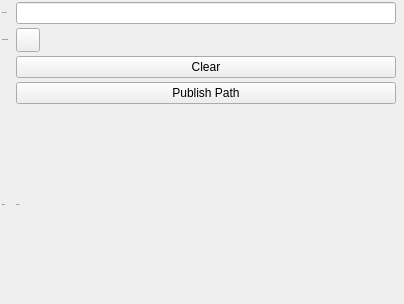
Above: mapviz_plugins/ui/plan_path_config.ui from adyczech/mapviz before the change. Below: the same form after it.
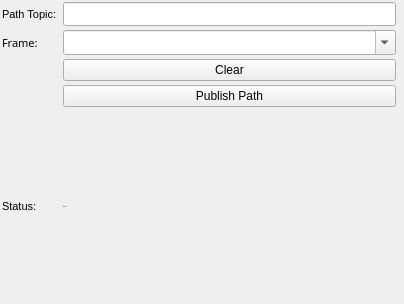
That is the form after the change. Custom widgets are drawn as their Qt base class.

Commit message: added frame option to path plugin and fixes

What changed in the file:
```diff
--- a/mapviz_plugins/ui/plan_path_config.ui
+++ b/mapviz_plugins/ui/plan_path_config.ui
@@ -32,72 +32,94 @@
    <property name="verticalSpacing">
     <number>4</number>
    </property>
-   <item row="3" column="2">
-    <widget class="QLineEdit" name="topic"/>
-   </item>
-   <item row="11" column="2" colspan="2">
-    <widget class="QLabel" name="status">
+
+            <item row="3" column="0">
+                <widget class="QLabel" name="label_4">
      <property name="font">
       <font>
-       <pointsize>-1</pointsize>
-      </font>
-     </property>
-     <property name="styleSheet">
-      <string notr="true"/>
-     </property>
+                            <pointsize>8</pointsize>
+                        </font>
+                    </property>
      <property name="text">
-      <string>No topic</string>
-     </property>
-     <property name="wordWrap">
-      <bool>true</bool>
+                        <string>Path Topic:</string>
+                    </property>
+                </widget>
+            </item>
+            <item row="3" column="1">
+                <widget class="QLineEdit" name="topic">
+                    <property name="font">
+                        <font>
+                            <family>Sans Serif</family>
+                            <pointsize>8</pointsize>
+                        </font>
      </property>
     </widget>
    </item>
-   <item row="6" column="0">
-    <widget class="QLabel" name="label_3">
+
+            <item row="4" column="0">
+                <widget class="QLabel" name="output_frame">
      <property name="font">
       <font>
-       <pointsize>-1</pointsize>
+                            <family>Sans Serif</family>
+                            <pointsize>8</pointsize>
       </font>
      </property>
      <property name="text">
-      <string>Preview Color:</string>
+                        <string>Frame:</string>
      </property>
     </widget>
    </item>
-   
-   <item row="6" column="2">
-    <widget class="mapviz::ColorButton" name="color">
+            <item row="4" column="1">
+                <widget class="QComboBox" name="outputframe">
+                    <property name="sizePolicy">
+                        <sizepolicy hsizetype="Expanding" vsizetype="Fixed">
+                            <horstretch>0</horstretch>
+                            <verstretch>0</verstretch>
+                        </sizepolicy>
+                    </property>
      <property name="maximumSize">
       <size>
-       <width>24</width>
-       <height>24</height>
-      </size>
-     </property>
-     <property name="autoFillBackground">
-      <bool>false</bool>
-     </property>
-     <property name="styleSheet">
-      <string notr="true"/>
-     </property>
+                            <width>16777215</width>
+                            <height>25</height>
+                        </size>
+                    </property>
+                    <property name="font">
+                        <font>
+                            <family>Sans Serif</family>
+                            <pointsize>8</pointsize>
+                        </font>
+                    </property>
+                    <property name="toolTip">
+                        <string>The reference frame that points will be published in.
+                        </string>
+                    </property>
+                    <property name="editable">
+                        <bool>true</bool>
+                    </property>
+                </widget>
+            </item>
+
+            <item row="7" column="1">
+                <widget class="QPushButton" name="clear">
      <property name="text">
-      <string/>
+                        <string>Clear</string>
      </property>
     </widget>
    </item>
-   
-   <item row="10" column="2">
+
+            <item row="10" column="1">
     <widget class="QPushButton" name="publish">
      <property name="text">
       <string>Publish Path</string>
      </property>
     </widget>
    </item>
+
    <item row="11" column="0">
     <widget class="QLabel" name="label_2">
      <property name="font">
       <font>
-       <pointsize>-1</pointsize>
+                            <pointsize>8</pointsize>
       </font>
      </property>
      <property name="text">
@@ -105,23 +127,21 @@
      </property>
     </widget>
    </item>
-   <item row="3" column="0">
-    <widget class="QLabel" name="label_4">
+            <item row="11" column="1" colspan="2">
+                <widget class="QLabel" name="status">
      <property name="font">
       <font>
        <pointsize>-1</pointsize>
       </font>
      </property>
-     <property name="text">
-      <string>Path Topic:</string>
-     </property>
-    </widget>
-   </item>
-   
-   <item row="7" column="2">
-    <widget class="QPushButton" name="clear">
+                    <property name="styleSheet">
+                        <string notr="true"/>
+                    </property>
      <property name="text">
-      <string>Clear</string>
+                        <string>No topic</string>
+                    </property>
+                    <property name="wordWrap">
+                        <bool>true</bool>
      </property>
     </widget>
    </item>
```
Lines whose indentation alone changed are shown as unchanged. The commit also changes 6 other files.
